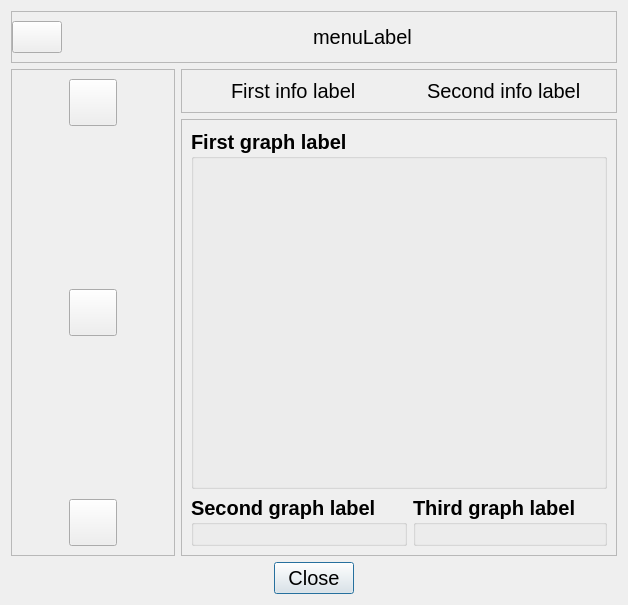
The window that opentera_webrtc_robot_gui/src/ui/Statistics.ui (introlab/opentera-webrtc-ros) describes before a commit, drawn with Qt 5.
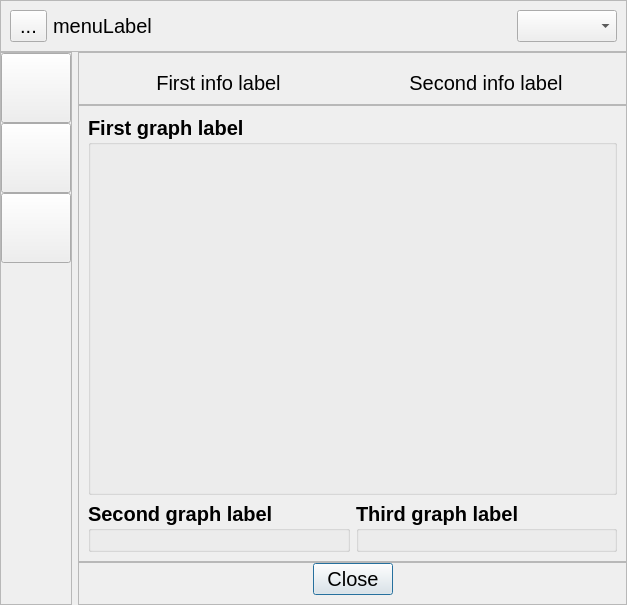
The same window after the commit.

Commit message: Changes statistics style and adds network speeds

```diff
--- a/opentera_webrtc_robot_gui/src/ui/Statistics.ui
+++ b/opentera_webrtc_robot_gui/src/ui/Statistics.ui
@@ -6,7 +6,7 @@
    <rect>
     <x>0</x>
     <y>0</y>
-    <width>628</width>
+    <width>627</width>
     <height>605</height>
    </rect>
   </property>
@@ -25,19 +25,21 @@
    <bool>true</bool>
   </property>
   <layout class="QGridLayout" name="gridLayout_2">
-   <item row="7" column="0" colspan="2">
-    <widget class="QDialogButtonBox" name="buttonBox">
-     <property name="orientation">
-      <enum>Qt::Horizontal</enum>
-     </property>
-     <property name="standardButtons">
-      <set>QDialogButtonBox::Close</set>
-     </property>
-     <property name="centerButtons">
-      <bool>true</bool>
-     </property>
-    </widget>
-   </item>
+   <property name="leftMargin">
+    <number>0</number>
+   </property>
+   <property name="topMargin">
+    <number>0</number>
+   </property>
+   <property name="rightMargin">
+    <number>0</number>
+   </property>
+   <property name="bottomMargin">
+    <number>0</number>
+   </property>
+   <property name="verticalSpacing">
+    <number>0</number>
+   </property>
    <item row="6" column="1">
     <widget class="QFrame" name="graphFrame">
      <property name="font">
@@ -53,22 +55,6 @@
       <enum>QFrame::Raised</enum>
      </property>
      <layout class="QGridLayout" name="gridLayout">
-      <item row="1" column="2">
-       <widget class="QGroupBox" name="thirdGroupBox">
-        <property name="title">
-         <string>Third graph label</string>
-        </property>
-        <layout class="QVBoxLayout" name="verticalLayout_4"/>
-       </widget>
-      </item>
-      <item row="1" column="1">
-       <widget class="QGroupBox" name="secondGroupBox">
-        <property name="title">
-         <string>Second graph label</string>
-        </property>
-        <layout class="QVBoxLayout" name="verticalLayout_5"/>
-       </widget>
-      </item>
       <item row="0" column="1" colspan="2">
        <widget class="QGroupBox" name="firstGroupBox">
         <property name="sizePolicy">
@@ -90,96 +76,20 @@
         <layout class="QVBoxLayout" name="verticalLayout"/>
        </widget>
       </item>
-     </layout>
-    </widget>
-   </item>
-   <item row="5" column="0" rowspan="2">
-    <widget class="QFrame" name="menuBarFrame">
-     <property name="frameShape">
-      <enum>QFrame::StyledPanel</enum>
-     </property>
-     <property name="frameShadow">
-      <enum>QFrame::Raised</enum>
-     </property>
-     <layout class="QVBoxLayout" name="verticalLayout_2">
-      <item alignment="Qt::AlignHCenter|Qt::AlignTop">
-       <widget class="QToolButton" name="batteryButton">
-        <property name="text">
-         <string/>
+      <item row="1" column="2">
+       <widget class="QGroupBox" name="thirdGroupBox">
+        <property name="title">
+         <string>Third graph label</string>
         </property>
-        <property name="iconSize">
-         <size>
-          <width>40</width>
-          <height>40</height>
-         </size>
-        </property>
+        <layout class="QVBoxLayout" name="verticalLayout_4"/>
        </widget>
       </item>
-      <item alignment="Qt::AlignHCenter|Qt::AlignTop">
-       <widget class="QToolButton" name="networkButton">
-        <property name="text">
-         <string/>
+      <item row="1" column="1">
+       <widget class="QGroupBox" name="secondGroupBox">
+        <property name="title">
+         <string>Second graph label</string>
         </property>
-        <property name="iconSize">
-         <size>
-          <width>40</width>
-          <height>40</height>
-         </size>
-        </property>
-       </widget>
-      </item>
-      <item alignment="Qt::AlignHCenter">
-       <widget class="QToolButton" name="systemButton">
-        <property name="text">
-         <string/>
-        </property>
-        <property name="iconSize">
-         <size>
-          <width>40</width>
-          <height>40</height>
-         </size>
-        </property>
-       </widget>
-      </item>
-     </layout>
-    </widget>
-   </item>
-   <item row="0" column="0" colspan="2">
-    <widget class="QFrame" name="taskBarframe">
-     <property name="frameShape">
-      <enum>QFrame::StyledPanel</enum>
-     </property>
-     <property name="frameShadow">
-      <enum>QFrame::Raised</enum>
-     </property>
-     <layout class="QHBoxLayout" name="horizontalLayout_2">
-      <property name="leftMargin">
-       <number>0</number>
-      </property>
-      <item alignment="Qt::AlignLeft|Qt::AlignVCenter">
-       <widget class="QPushButton" name="menuButton">
-        <property name="maximumSize">
-         <size>
-          <width>50</width>
-          <height>50</height>
-         </size>
-        </property>
-        <property name="text">
-         <string/>
-        </property>
-        <property name="iconSize">
-         <size>
-          <width>40</width>
-          <height>40</height>
-         </size>
-        </property>
-       </widget>
-      </item>
-      <item alignment="Qt::AlignLeft|Qt::AlignVCenter">
-       <widget class="QLabel" name="menuLabel">
-        <property name="text">
-         <string>menuLabel</string>
-        </property>
+        <layout class="QVBoxLayout" name="verticalLayout_5"/>
        </widget>
       </item>
      </layout>
@@ -194,11 +104,17 @@
       <enum>QFrame::Raised</enum>
      </property>
      <layout class="QHBoxLayout" name="horizontalLayout">
+      <property name="topMargin">
+       <number>18</number>
+      </property>
       <item alignment="Qt::AlignHCenter|Qt::AlignVCenter">
        <widget class="QLabel" name="firstInfoLabel">
         <property name="text">
          <string>First info label</string>
         </property>
+        <property name="alignment">
+         <set>Qt::AlignCenter</set>
+        </property>
        </widget>
       </item>
       <item alignment="Qt::AlignHCenter|Qt::AlignVCenter">
@@ -206,11 +122,220 @@
         <property name="text">
          <string>Second info label</string>
         </property>
+        <property name="alignment">
+         <set>Qt::AlignCenter</set>
+        </property>
        </widget>
       </item>
      </layout>
     </widget>
    </item>
+   <item row="0" column="0" colspan="2">
+    <widget class="QFrame" name="taskBarFrame">
+     <property name="frameShape">
+      <enum>QFrame::StyledPanel</enum>
+     </property>
+     <property name="frameShadow">
+      <enum>QFrame::Raised</enum>
+     </property>
+     <layout class="QHBoxLayout" name="horizontalLayout_2">
+      <property name="leftMargin">
+       <number>9</number>
+      </property>
+      <property name="topMargin">
+       <number>9</number>
+      </property>
+      <property name="bottomMargin">
+       <number>9</number>
+      </property>
+      <item>
+       <widget class="QToolButton" name="menuButton">
+        <property name="maximumSize">
+         <size>
+          <width>50</width>
+          <height>50</height>
+         </size>
+        </property>
+        <property name="text">
+         <string>...</string>
+        </property>
+        <property name="iconSize">
+         <size>
+          <width>40</width>
+          <height>40</height>
+         </size>
+        </property>
+       </widget>
+      </item>
+      <item alignment="Qt::AlignLeft|Qt::AlignVCenter">
+       <widget class="QLabel" name="menuLabel">
+        <property name="text">
+         <string>menuLabel</string>
+        </property>
+       </widget>
+      </item>
+      <item>
+       <spacer name="horizontalSpacer">
+        <property name="orientation">
+         <enum>Qt::Horizontal</enum>
+        </property>
+        <property name="sizeHint" stdset="0">
+         <size>
+          <width>40</width>
+          <height>20</height>
+         </size>
+        </property>
+       </spacer>
+      </item>
+      <item>
+       <widget class="QComboBox" name="timeFrameComboBox"/>
+      </item>
+     </layout>
+    </widget>
+   </item>
+   <item row="8" column="1">
+    <widget class="QFrame" name="frame">
+     <property name="frameShape">
+      <enum>QFrame::StyledPanel</enum>
+     </property>
+     <property name="frameShadow">
+      <enum>QFrame::Raised</enum>
+     </property>
+     <layout class="QVBoxLayout" name="verticalLayout_3">
+      <property name="topMargin">
+       <number>0</number>
+      </property>
+      <item>
+       <widget class="QDialogButtonBox" name="buttonBox">
+        <property name="orientation">
+         <enum>Qt::Horizontal</enum>
+        </property>
+        <property name="standardButtons">
+         <set>QDialogButtonBox::Close</set>
+        </property>
+        <property name="centerButtons">
+         <bool>true</bool>
+        </property>
+       </widget>
+      </item>
+     </layout>
+    </widget>
+   </item>
+   <item row="5" column="0" rowspan="4">
+    <widget class="QFrame" name="menuBarFrame">
+     <property name="frameShape">
+      <enum>QFrame::StyledPanel</enum>
+     </property>
+     <property name="frameShadow">
+      <enum>QFrame::Raised</enum>
+     </property>
+     <layout class="QVBoxLayout" name="verticalLayout_2" stretch="0,0,0,0">
+      <property name="spacing">
+       <number>0</number>
+      </property>
+      <property name="leftMargin">
+       <number>0</number>
+      </property>
+      <property name="topMargin">
+       <number>0</number>
+      </property>
+      <property name="rightMargin">
+       <number>0</number>
+      </property>
+      <property name="bottomMargin">
+       <number>0</number>
+      </property>
+      <item alignment="Qt::AlignHCenter|Qt::AlignTop">
+       <widget class="QToolButton" name="batteryMenuButton">
+        <property name="minimumSize">
+         <size>
+          <width>70</width>
+          <height>70</height>
+         </size>
+        </property>
+        <property name="maximumSize">
+         <size>
+          <width>60</width>
+          <height>60</height>
+         </size>
+        </property>
+        <property name="text">
+         <string/>
+        </property>
+        <property name="iconSize">
+         <size>
+          <width>40</width>
+          <height>40</height>
+         </size>
+        </property>
+       </widget>
+      </item>
+      <item alignment="Qt::AlignHCenter|Qt::AlignTop">
+       <widget class="QToolButton" name="networkMenuButton">
+        <property name="minimumSize">
+         <size>
+          <width>70</width>
+          <height>70</height>
+         </size>
+        </property>
+        <property name="maximumSize">
+         <size>
+          <width>70</width>
+          <height>70</height>
+         </size>
+        </property>
+        <property name="text">
+         <string/>
+        </property>
+        <property name="iconSize">
+         <size>
+          <width>40</width>
+          <height>40</height>
+         </size>
+        </property>
+       </widget>
+      </item>
+      <item alignment="Qt::AlignHCenter|Qt::AlignTop">
+       <widget class="QToolButton" name="systemMenuButton">
+        <property name="minimumSize">
+         <size>
+          <width>70</width>
+          <height>70</height>
+         </size>
+        </property>
+        <property name="maximumSize">
+         <size>
+          <width>70</width>
+          <height>70</height>
+         </size>
+        </property>
+        <property name="text">
+         <string/>
+        </property>
+        <property name="iconSize">
+         <size>
+          <width>40</width>
+          <height>40</height>
+         </size>
+        </property>
+       </widget>
+      </item>
+      <item>
+       <spacer name="verticalSpacer">
+        <property name="orientation">
+         <enum>Qt::Vertical</enum>
+        </property>
+        <property name="sizeHint" stdset="0">
+         <size>
+          <width>20</width>
+          <height>40</height>
+         </size>
+        </property>
+       </spacer>
+      </item>
+     </layout>
+    </widget>
+   </item>
   </layout>
  </widget>
  <resources/>
```
The commit also changes 8 other files.
